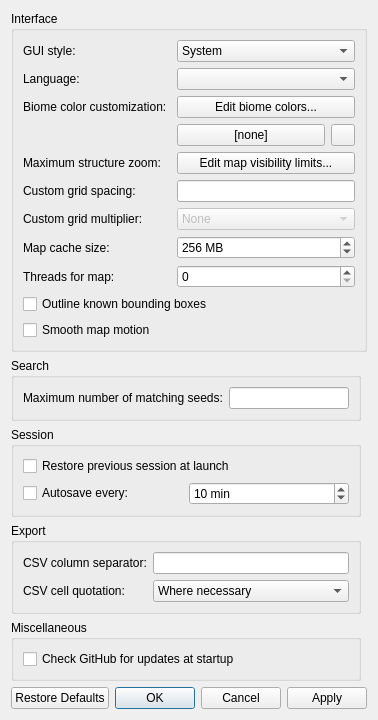
This is src/configdialog.ui in Cubitect/cubiomes-viewer as Qt 5 draws it before an edit. The edited form follows.
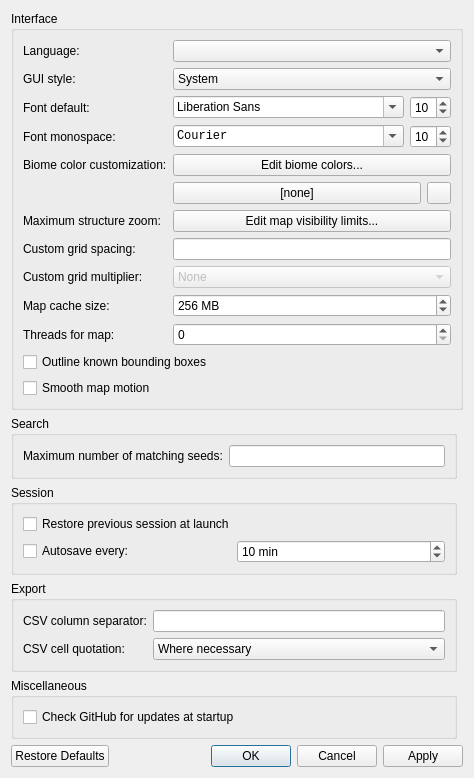
This is the edited form. Icons and pictures are not drawn.

Commit message: Changes for v3.4 added headless search mode (#237) added user defined font selection added translatable biomes names added shortcut to copy active seed with CTRL+C and remapped copy-seed-list (#238) changed warning messages to work in headless mode changed zoom shortcuts to accept Qt defaults (#217) removed dejavu fonts

What changed in the file:
```diff
--- a/src/configdialog.ui
+++ b/src/configdialog.ui
@@ -145,28 +145,111 @@
       <string>Interface</string>
      </property>
      <layout class="QGridLayout" name="gridLayout_2">
-      <item row="3" column="4">
-       <widget class="QPushButton" name="buttonClear">
-        <property name="maximumSize">
-         <size>
-          <width>24</width>
-          <height>16777215</height>
-         </size>
+      <item row="7" column="0" colspan="2">
+       <widget class="QLabel" name="label_6">
+        <property name="toolTip">
+         <string>Use a fixed grid in blocks instead of outlining the generated map tiles
+Leave blank for the default behaviour</string>
         </property>
-        <property name="icon">
-         <iconset resource="../rc/icons.qrc">
-          <normaloff>:/icons/clear.png</normaloff>:/icons/clear.png</iconset>
+        <property name="text">
+         <string>Custom grid spacing:</string>
+        </property>
+       </widget>
+      </item>
+      <item row="9" column="0" colspan="2">
+       <widget class="QLabel" name="label_7">
+        <property name="text">
+         <string>Map cache size:</string>
+        </property>
+       </widget>
+      </item>
+      <item row="0" column="0" colspan="2">
+       <widget class="QLabel" name="label_11">
+        <property name="text">
+         <string>Language:</string>
         </property>
        </widget>
       </item>
       <item row="2" column="0" colspan="2">
+       <widget class="QLabel" name="label_12">
+        <property name="text">
+         <string>Font default:</string>
+        </property>
+       </widget>
+      </item>
+      <item row="11" column="0" colspan="5">
+       <widget class="QCheckBox" name="checkBBoxes">
+        <property name="text">
+         <string>Outline known bounding boxes</string>
+        </property>
+       </widget>
+      </item>
+      <item row="4" column="0" colspan="2">
        <widget class="QLabel" name="label_5">
         <property name="text">
          <string>Biome color customization:</string>
         </property>
        </widget>
       </item>
+      <item row="6" column="0" colspan="2">
+       <widget class="QLabel" name="label">
+        <property name="text">
+         <string>Maximum structure zoom:</string>
+        </property>
+       </widget>
+      </item>
       <item row="7" column="2" colspan="3">
+       <widget class="QLineEdit" name="lineGridSpacing"/>
+      </item>
+      <item row="5" column="2" colspan="2">
+       <widget class="QPushButton" name="buttonBiomeColor">
+        <property name="text">
+         <string>[none]</string>
+        </property>
+       </widget>
+      </item>
+      <item row="0" column="2" colspan="3">
+       <widget class="QComboBox" name="comboLang"/>
+      </item>
+      <item row="4" column="2" colspan="3">
+       <widget class="QPushButton" name="buttonBiomeColorEditor">
+        <property name="text">
+         <string>Edit biome colors...</string>
+        </property>
+       </widget>
+      </item>
+      <item row="8" column="0" colspan="2">
+       <widget class="QLabel" name="label_10">
+        <property name="text">
+         <string>Custom grid multiplier:</string>
+        </property>
+       </widget>
+      </item>
+      <item row="6" column="2" colspan="3">
+       <widget class="QPushButton" name="buttonStructVisEdit">
+        <property name="text">
+         <string>Edit map visibility limits...</string>
+        </property>
+       </widget>
+      </item>
+      <item row="1" column="0" colspan="2">
+       <widget class="QLabel" name="label_4">
+        <property name="text">
+         <string>GUI style:</string>
+        </property>
+       </widget>
+      </item>
+      <item row="12" column="0" colspan="5">
+       <widget class="QCheckBox" name="checkSmooth">
+        <property name="toolTip">
+         <string>&lt;html&gt;&lt;head/&gt;&lt;body&gt;&lt;p&gt;Simulate inertia for the map view&lt;/p&gt;&lt;/body&gt;&lt;/html&gt;</string>
+        </property>
+        <property name="text">
+         <string>Smooth map motion</string>
+        </property>
+       </widget>
+      </item>
+      <item row="9" column="2" colspan="3">
        <widget class="QSpinBox" name="spinCacheSize">
         <property name="suffix">
          <string> MB</string>
@@ -185,50 +268,7 @@
         </property>
        </widget>
       </item>
-      <item row="0" column="2" colspan="3">
-       <widget class="QComboBox" name="comboStyle">
-        <property name="iconSize">
-         <size>
-          <width>0</width>
-          <height>16</height>
-         </size>
-        </property>
-        <item>
-         <property name="text">
-          <string>System</string>
-         </property>
-        </item>
-        <item>
-         <property name="text">
-          <string>Dark</string>
-         </property>
-        </item>
-       </widget>
-      </item>
-      <item row="5" column="2" colspan="3">
-       <widget class="QLineEdit" name="lineGridSpacing"/>
-      </item>
-      <item row="4" column="0" colspan="2">
-       <widget class="QLabel" name="label">
-        <property name="text">
-         <string>Maximum structure zoom:</string>
-        </property>
-       </widget>
-      </item>
-      <item row="1" column="2" colspan="3">
-       <widget class="QComboBox" name="comboLang"/>
-      </item>
       <item row="8" column="2" colspan="3">
-       <widget class="QSpinBox" name="spinThreads"/>
-      </item>
-      <item row="3" column="2" colspan="2">
-       <widget class="QPushButton" name="buttonBiomeColor">
-        <property name="text">
-         <string>[none]</string>
-        </property>
-       </widget>
-      </item>
-      <item row="6" column="2" colspan="3">
        <widget class="QComboBox" name="comboGridMult">
         <property name="enabled">
          <bool>false</bool>
@@ -260,53 +300,7 @@
         </item>
        </widget>
       </item>
-      <item row="2" column="2" colspan="3">
-       <widget class="QPushButton" name="buttonBiomeColorEditor">
-        <property name="text">
-         <string>Edit biome colors...</string>
-        </property>
-       </widget>
-      </item>
-      <item row="9" column="0" colspan="5">
-       <widget class="QCheckBox" name="checkBBoxes">
-        <property name="text">
-         <string>Outline known bounding boxes</string>
-        </property>
-       </widget>
-      </item>
-      <item row="6" column="0" colspan="2">
-       <widget class="QLabel" name="label_10">
-        <property name="text">
-         <string>Custom grid multiplier:</string>
-        </property>
-       </widget>
-      </item>
-      <item row="1" column="0" colspan="2">
-       <widget class="QLabel" name="label_11">
-        <property name="text">
-         <string>Language:</string>
-        </property>
-       </widget>
-      </item>
-      <item row="4" column="2" colspan="3">
-       <widget class="QPushButton" name="buttonStructVisEdit">
-        <property name="text">
-         <string>Edit map visibility limits...</string>
-        </property>
-       </widget>
-      </item>
       <item row="5" column="0" colspan="2">
-       <widget class="QLabel" name="label_6">
-        <property name="toolTip">
-         <string>Use a fixed grid in blocks instead of outlining the generated map tiles
-Leave blank for the default behaviour</string>
-        </property>
-        <property name="text">
-         <string>Custom grid spacing:</string>
-        </property>
-       </widget>
-      </item>
-      <item row="3" column="0" colspan="2">
        <layout class="QHBoxLayout" name="horizontalLayout">
         <item>
          <spacer name="horizontalSpacer">
@@ -342,37 +336,96 @@
         </item>
        </layout>
       </item>
-      <item row="0" column="0" colspan="2">
-       <widget class="QLabel" name="label_4">
-        <property name="text">
-         <string>GUI style:</string>
-        </property>
-       </widget>
-      </item>
-      <item row="10" column="0" colspan="5">
-       <widget class="QCheckBox" name="checkSmooth">
-        <property name="toolTip">
-         <string>&lt;html&gt;&lt;head/&gt;&lt;body&gt;&lt;p&gt;Simulate inertia for the map view&lt;/p&gt;&lt;/body&gt;&lt;/html&gt;</string>
-        </property>
-        <property name="text">
-         <string>Smooth map motion</string>
-        </property>
-       </widget>
-      </item>
-      <item row="7" column="0" colspan="2">
-       <widget class="QLabel" name="label_7">
-        <property name="text">
-         <string>Map cache size:</string>
-        </property>
-       </widget>
-      </item>
-      <item row="8" column="0" colspan="2">
+      <item row="10" column="0" colspan="2">
        <widget class="QLabel" name="label_9">
         <property name="text">
          <string>Threads for map:</string>
         </property>
        </widget>
       </item>
+      <item row="5" column="4">
+       <widget class="QPushButton" name="buttonClear">
+        <property name="maximumSize">
+         <size>
+          <width>24</width>
+          <height>16777215</height>
+         </size>
+        </property>
+        <property name="icon">
+         <iconset resource="../rc/icons.qrc">
+          <normaloff>:/icons/clear.png</normaloff>:/icons/clear.png</iconset>
+        </property>
+       </widget>
+      </item>
+      <item row="1" column="2" colspan="3">
+       <widget class="QComboBox" name="comboStyle">
+        <property name="iconSize">
+         <size>
+          <width>0</width>
+          <height>16</height>
+         </size>
+        </property>
+        <item>
+         <property name="text">
+          <string>System</string>
+         </property>
+        </item>
+        <item>
+         <property name="text">
+          <string>Dark</string>
+         </property>
+        </item>
+       </widget>
+      </item>
+      <item row="10" column="2" colspan="3">
+       <widget class="QSpinBox" name="spinThreads"/>
+      </item>
+      <item row="3" column="0" colspan="2">
+       <widget class="QLabel" name="label_13">
+        <property name="text">
+         <string>Font monospace:</string>
+        </property>
+       </widget>
+      </item>
+      <item row="2" column="2">
+       <widget class="QFontComboBox" name="fontComboNorm">
+        <property name="fontFilters">
+         <set>QFontComboBox::ScalableFonts</set>
+        </property>
+       </widget>
+      </item>
+      <item row="2" column="3" colspan="2">
+       <widget class="QSpinBox" name="spinFontSizeNorm">
+        <property name="minimum">
+         <number>2</number>
+        </property>
+        <property name="value">
+         <number>10</number>
+        </property>
+       </widget>
+      </item>
+      <item row="3" column="2">
+       <widget class="QFontComboBox" name="fontComboMono">
+        <property name="font">
+         <font>
+          <family>Monospace</family>
+         </font>
+        </property>
+        <property name="fontFilters">
+         <set>QFontComboBox::MonospacedFonts</set>
+        </property>
+       </widget>
+      </item>
+      <item row="3" column="3" colspan="2">
+       <widget class="QSpinBox" name="spinFontSizeMono">
+        <property name="minimum">
+         <number>1</number>
+        </property>
+        <property name="value">
+         <number>10</number>
+        </property>
+       </widget>
+      </item>
      </layout>
     </widget>
    </item>
```
The commit also changes 54 other files.
